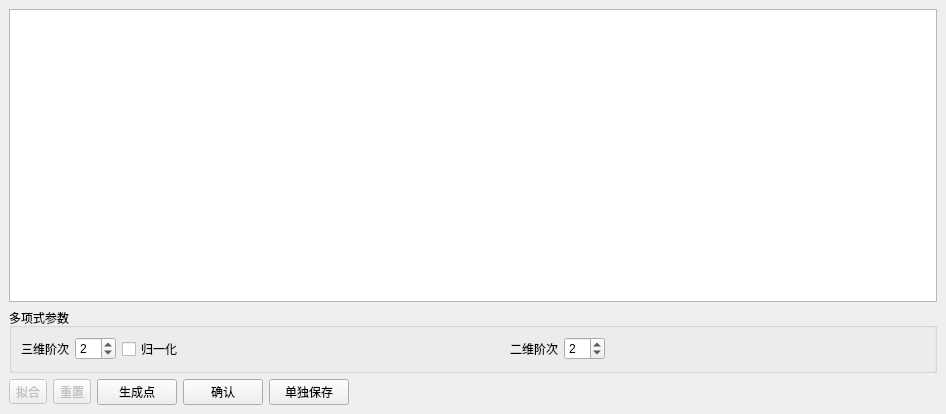
The window that src/ui/3DpointsPickedDlg.ui (qgis/QGIS) describes before a commit, drawn with Qt 5.
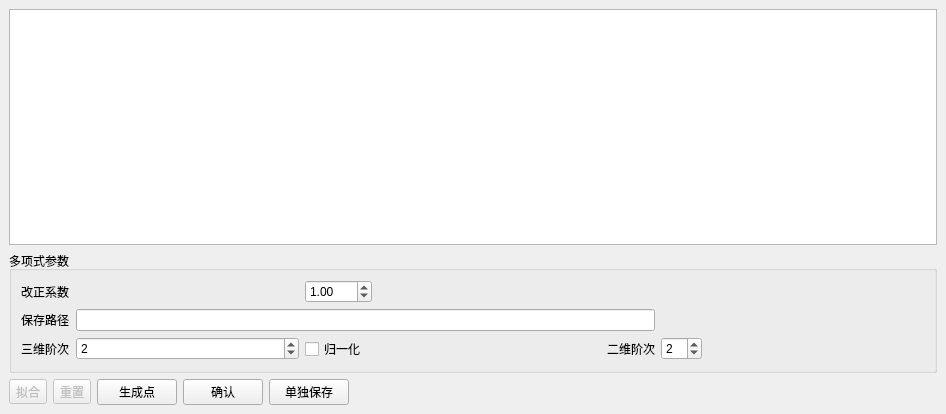
The same window after the commit.

Diff of the .ui file:
```diff
--- a/src/ui/3DpointsPickedDlg.ui
+++ b/src/ui/3DpointsPickedDlg.ui
@@ -45,15 +45,8 @@
       <property name="title">
        <string>多项式参数</string>
       </property>
-      <layout class="QHBoxLayout" name="horizontalLayout">
-       <item>
-        <widget class="QLabel" name="label">
-         <property name="text">
-          <string>三维阶次</string>
-         </property>
-        </widget>
-       </item>
-       <item>
+      <layout class="QGridLayout" name="gridLayout">
+       <item row="5" column="1">
         <widget class="QSpinBox" name="spinBox">
          <property name="minimumSize">
           <size>
@@ -66,14 +59,84 @@
          </property>
         </widget>
        </item>
-       <item>
+       <item row="5" column="7">
+        <widget class="QSpinBox" name="spinBox_2">
+         <property name="value">
+          <number>2</number>
+         </property>
+        </widget>
+       </item>
+       <item row="2" column="4">
+        <spacer name="horizontalSpacer_5">
+         <property name="orientation">
+          <enum>Qt::Horizontal</enum>
+         </property>
+         <property name="sizeHint" stdset="0">
+          <size>
+           <width>40</width>
+           <height>20</height>
+          </size>
+         </property>
+        </spacer>
+       </item>
+       <item row="2" column="2" colspan="2">
+        <widget class="QDoubleSpinBox" name="gaizhengshu">
+         <property name="singleStep">
+          <double>0.010000000000000</double>
+         </property>
+         <property name="value">
+          <double>1.000000000000000</double>
+         </property>
+        </widget>
+       </item>
+       <item row="5" column="0">
+        <widget class="QLabel" name="label">
+         <property name="text">
+          <string>三维阶次</string>
+         </property>
+        </widget>
+       </item>
+       <item row="2" column="1">
+        <spacer name="horizontalSpacer_4">
+         <property name="orientation">
+          <enum>Qt::Horizontal</enum>
+         </property>
+         <property name="sizeHint" stdset="0">
+          <size>
+           <width>40</width>
+           <height>20</height>
+          </size>
+         </property>
+        </spacer>
+       </item>
+       <item row="5" column="8">
+        <spacer name="horizontalSpacer_2">
+         <property name="orientation">
+          <enum>Qt::Horizontal</enum>
+         </property>
+         <property name="sizeHint" stdset="0">
+          <size>
+           <width>40</width>
+           <height>20</height>
+          </size>
+         </property>
+        </spacer>
+       </item>
+       <item row="2" column="0">
+        <widget class="QLabel" name="label_3">
+         <property name="text">
+          <string>改正系数</string>
+         </property>
+        </widget>
+       </item>
+       <item row="5" column="2">
         <widget class="QCheckBox" name="checkBox_MapToOne">
          <property name="text">
           <string>归一化</string>
          </property>
         </widget>
        </item>
-       <item>
+       <item row="5" column="4">
         <spacer name="horizontalSpacer">
          <property name="orientation">
           <enum>Qt::Horizontal</enum>
@@ -86,22 +149,25 @@
          </property>
         </spacer>
        </item>
-       <item>
+       <item row="3" column="0">
+        <widget class="QLabel" name="label_4">
+         <property name="text">
+          <string>保存路径</string>
+         </property>
+        </widget>
+       </item>
+       <item row="5" column="5">
         <widget class="QLabel" name="label_2">
          <property name="text">
           <string>二维阶次</string>
          </property>
         </widget>
        </item>
-       <item>
-        <widget class="QSpinBox" name="spinBox_2">
-         <property name="value">
-          <number>2</number>
-         </property>
-        </widget>
+       <item row="3" column="1" colspan="5">
+        <widget class="QLineEdit" name="cunchulujing"/>
        </item>
-       <item>
-        <spacer name="horizontalSpacer_2">
+       <item row="3" column="8">
+        <spacer name="horizontalSpacer_6">
          <property name="orientation">
           <enum>Qt::Horizontal</enum>
          </property>
```
